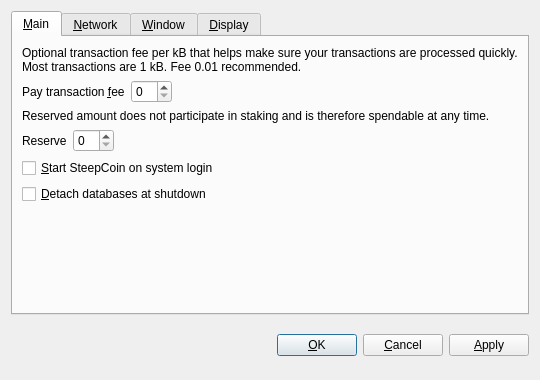
Before: the Qt Designer form src/qt/forms/optionsdialog.ui in Steepdev/SteepCoin, drawn with Qt 5.
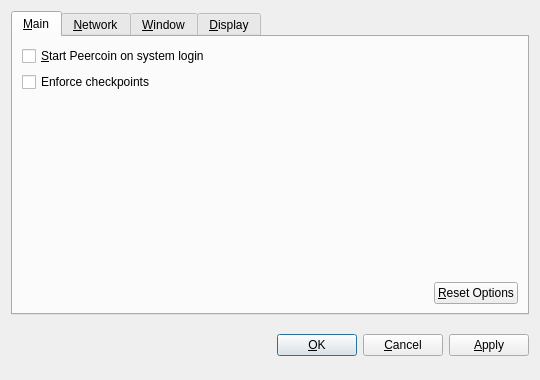
After: the same form once the commit is applied. Custom widgets are drawn as their Qt base class.

```diff
--- a/src/qt/forms/optionsdialog.ui
+++ b/src/qt/forms/optionsdialog.ui
@@ -30,105 +30,13 @@
        <string>&amp;Main</string>
       </attribute>
       <layout class="QVBoxLayout" name="verticalLayout_Main">
-       <item>
-        <widget class="QLabel" name="transactionFeeInfoLabel">
-         <property name="text">
-          <string>Optional transaction fee per kB that helps make sure your transactions are processed quickly. Most transactions are 1 kB. Fee 0.01 recommended.</string>
-         </property>
-         <property name="textFormat">
-          <enum>Qt::PlainText</enum>
-         </property>
-         <property name="wordWrap">
-          <bool>true</bool>
-         </property>
-        </widget>
-       </item>
-       <item>
-        <layout class="QHBoxLayout" name="horizontalLayoutFee">
-         <item>
-          <widget class="QLabel" name="transactionFeeLabel">
-           <property name="text">
-            <string>Pay transaction &amp;fee</string>
-           </property>
-           <property name="textFormat">
-            <enum>Qt::PlainText</enum>
-           </property>
-           <property name="buddy">
-            <cstring>transactionFee</cstring>
-           </property>
-          </widget>
-         </item>
-         <item>
-          <widget class="BitcoinAmountField" name="transactionFee"/>
-         </item>
-         <item>
-          <spacer name="horizontalSpacerFee">
-           <property name="orientation">
-            <enum>Qt::Horizontal</enum>
-           </property>
-           <property name="sizeHint" stdset="0">
-            <size>
-             <width>40</width>
-             <height>20</height>
-            </size>
-           </property>
-          </spacer>
-         </item>
-        </layout>
-       </item>
-       <item>
-        <widget class="QLabel" name="reserveBalanceInfoLabel">
-         <property name="text">
-          <string>Reserved amount does not participate in staking and is therefore spendable at any time.</string>
-         </property>
-         <property name="textFormat">
-          <enum>Qt::PlainText</enum>
-         </property>
-         <property name="wordWrap">
-          <bool>true</bool>
-         </property>
-        </widget>
-       </item>
-       <item>
-        <layout class="QHBoxLayout" name="horizontalLayoutReserveBalance">
-         <item>
-          <widget class="QLabel" name="reserveBalanceLabel">
-           <property name="text">
-            <string>Reserve</string>
-           </property>
-           <property name="textFormat">
-            <enum>Qt::PlainText</enum>
-           </property>
-           <property name="buddy">
-            <cstring>reserveBalance</cstring>
-           </property>
-          </widget>
-         </item>
-         <item>
-          <widget class="BitcoinAmountField" name="reserveBalance"/>
-         </item>
-         <item>
-          <spacer name="horizontalSpacerReserveBalance">
-           <property name="orientation">
-            <enum>Qt::Horizontal</enum>
-           </property>
-           <property name="sizeHint" stdset="0">
-            <size>
-             <width>40</width>
-             <height>20</height>
-            </size>
-           </property>
-          </spacer>
-         </item>
-        </layout>
-       </item>
        <item>
         <widget class="QCheckBox" name="bitcoinAtStartup">
          <property name="toolTip">
           <string>Automatically start SteepCoin after logging in to the system.</string>
          </property>
          <property name="text">
-          <string>&amp;Start SteepCoin on system login</string>
+          <string>&amp;Start Peercoin on system login</string>
          </property>
         </widget>
        </item>
@@ -138,7 +46,7 @@
           <string>Detach block and address databases at shutdown. This means they can be moved to another data directory, but it slows down shutdown. The wallet is always detached.</string>
          </property>
          <property name="text">
-          <string>&amp;Detach databases at shutdown</string>
+          <string>Enforce checkpoints</string>
          </property>
         </widget>
        </item>
@@ -155,6 +63,36 @@
          </property>
         </spacer>
        </item>
+       <item>
+        <layout class="QHBoxLayout" name="horizontalLayout_2_Main">
+         <item>
+          <spacer name="horizontalSpacer_2_Main">
+           <property name="orientation">
+            <enum>Qt::Horizontal</enum>
+           </property>
+           <property name="sizeHint" stdset="0">
+            <size>
+             <width>40</width>
+             <height>20</height>
+            </size>
+           </property>
+          </spacer>
+         </item>
+         <item>
+          <widget class="QPushButton" name="resetButton">
+           <property name="toolTip">
+            <string>Reset all client options to default.</string>
+           </property>
+           <property name="text">
+            <string>&amp;Reset Options</string>
+           </property>
+           <property name="autoDefault">
+            <bool>false</bool>
+           </property>
+          </widget>
+         </item>
+        </layout>
+       </item>
       </layout>
      </widget>
      <widget class="QWidget" name="tabNetwork">
```
Left out of the diff: 38 changed lines with no effect on the pictures.
